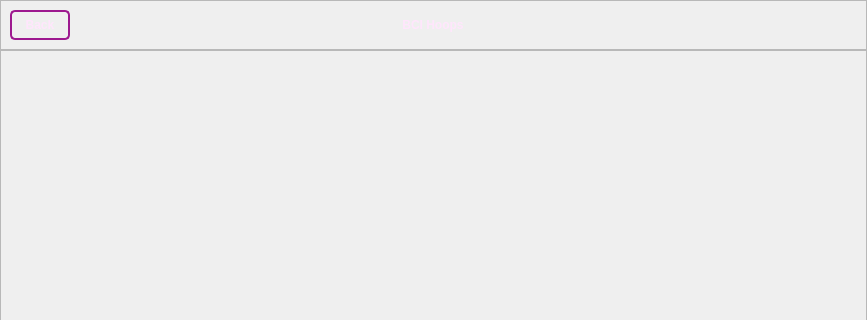
Qt form main.ui (nivanov94/bci_rocket) before a commit; both pictures show x 0 to 867 and y 0 to 320 of the 867 by 600 pixel window.
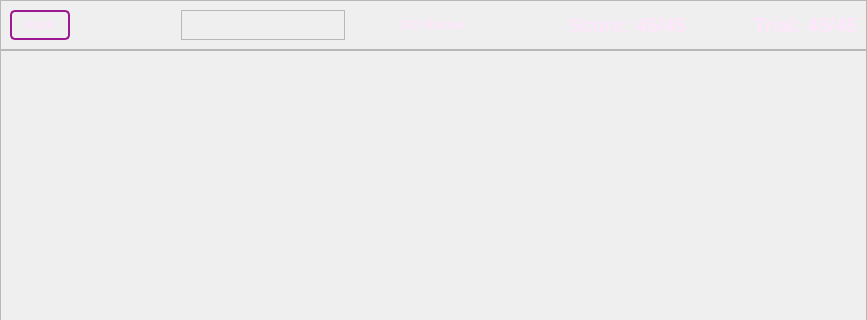
The same form after that commit. The open tabs and pages were chosen to show the change. Icons and pictures are not drawn.

Commit message: changed game to BCI rockets, implemented training and game logic, added LSL outlet and inlets

Patch:
```diff
--- a/main.ui
+++ b/main.ui
@@ -655,13 +655,23 @@
              </property>
             </widget>
            </item>
+           <item>
+            <widget class="QFrame" name="frame">
+             <property name="frameShape">
+              <enum>QFrame::StyledPanel</enum>
+             </property>
+             <property name="frameShadow">
+              <enum>QFrame::Raised</enum>
+             </property>
+            </widget>
+           </item>
            <item alignment="Qt::AlignHCenter">
             <widget class="QLabel" name="game_title_label">
              <property name="styleSheet">
               <string notr="true">color: rgb(255,230,252);</string>
              </property>
              <property name="text">
-              <string>BCI Hoops</string>
+              <string>BCI Rocket</string>
              </property>
              <property name="alignment">
               <set>Qt::AlignCenter</set>
@@ -671,10 +681,25 @@
            <item>
             <widget class="QLabel" name="score_label">
              <property name="styleSheet">
-              <string notr="true">color: rgb(255,230,252);</string>
+              <string notr="true">color: rgb(255,230,252);
+font-size: 15pt;</string>
              </property>
              <property name="text">
-              <string/>
+              <string>Score: 45/45</string>
+             </property>
+             <property name="alignment">
+              <set>Qt::AlignRight|Qt::AlignTrailing|Qt::AlignVCenter</set>
+             </property>
+            </widget>
+           </item>
+           <item>
+            <widget class="QLabel" name="trial_label">
+             <property name="styleSheet">
+              <string notr="true">color: rgb(255,230,252);
+font-size: 15pt;</string>
+             </property>
+             <property name="text">
+              <string>Trial: 45/45</string>
              </property>
              <property name="alignment">
               <set>Qt::AlignRight|Qt::AlignTrailing|Qt::AlignVCenter</set>
```
Left out of the diff: 4 changed lines with no effect on the pictures. The commit also changes 22 other files.
